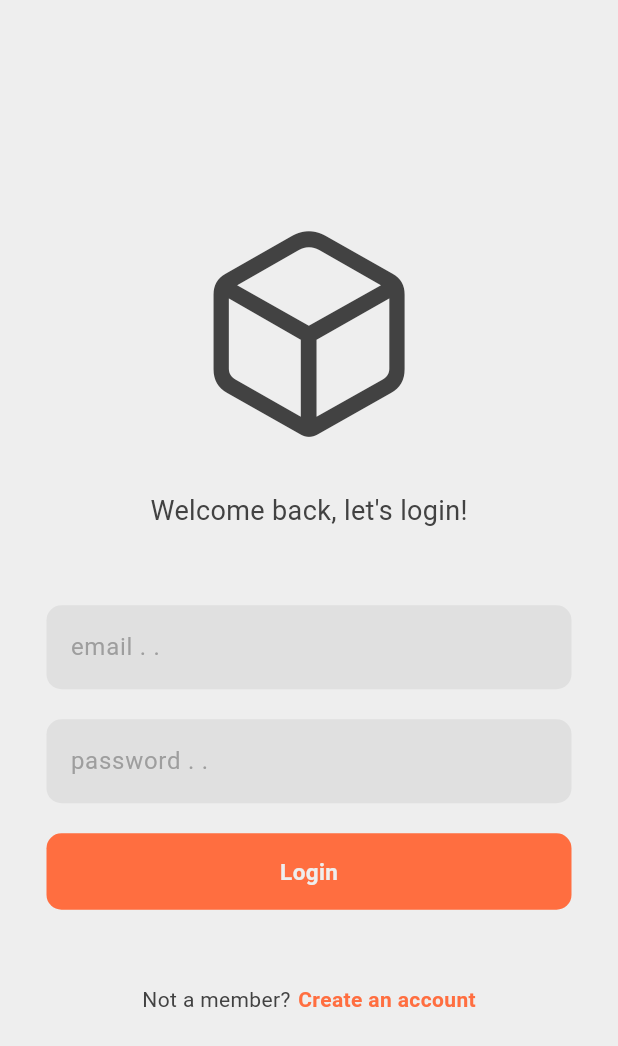
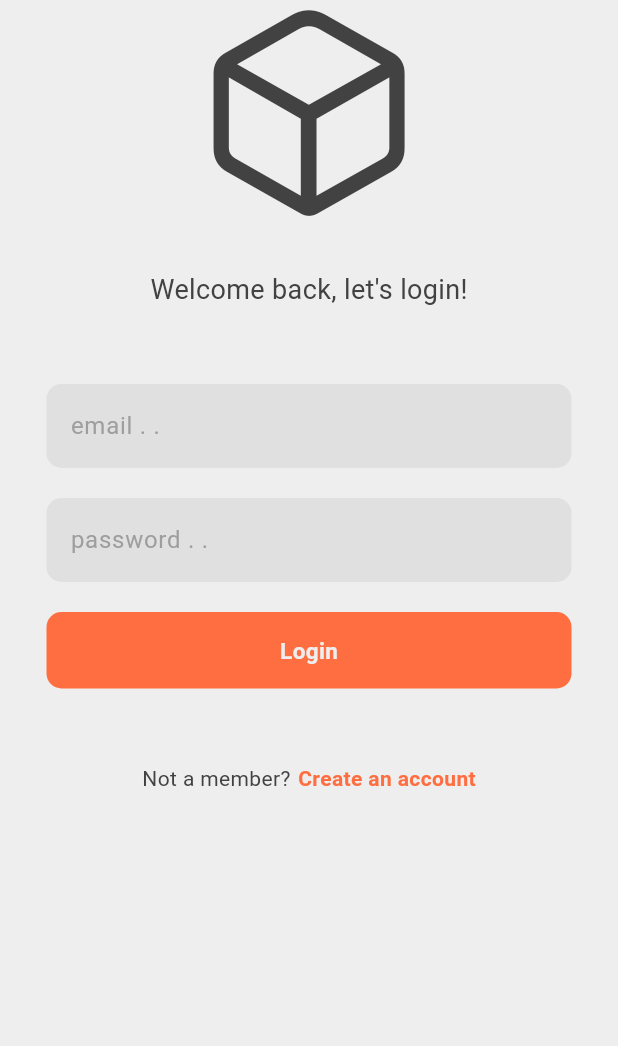
Before and after one commit to CMariuss/craft_box, a Flutter app: the DesktopLoginPage screen opened directly with empty values, on a phone screen of 412 x 824 dp. Shown: the top 1046 px of the screen. Run offline on Flutter 3.47's test engine with Material 3 defaults, Android fonts, the phone set to English and light mode, and no system bars; our stand-ins replace cloud_firestore, firebase_auth, firebase_core, flutter_bloc; accounts and stored records are empty; generated files the repository leaves out were written again.

Commit message:
Adjusted tablet size components.

```diff
--- a/lib/pages/screen_sizes/desktop/desktop_login_page.dart
+++ b/lib/pages/screen_sizes/desktop/desktop_login_page.dart
@@ -27,12 +27,10 @@ class _DesktopLoginPageState extends State<DesktopLoginPage> {
   @override
   Widget build(BuildContext context) {
     return Scaffold(
-      body: Column(
-        mainAxisAlignment: MainAxisAlignment.spaceAround,
+      body: ListView(
+        shrinkWrap: true,
         children: [
-          Expanded(
-            flex: 2,
-            child: Column(
+          Column(
             mainAxisAlignment: MainAxisAlignment.center,
             children: [
               // app logo
@@ -120,8 +118,7 @@ class _DesktopLoginPageState extends State<DesktopLoginPage> {
                 ],
               )
             ],
-            ),
-          ),
+          )
         ],
       ),
     );
```
Also changed, not shown: lib/pages/screen_sizes/tablet/tablet_home_page.dart (+7 -4 lines), lib/pages/screen_sizes/tablet/tablet_profile_page.dart (+38 -17 lines). Lines whose indentation alone changed are shown as unchanged.
